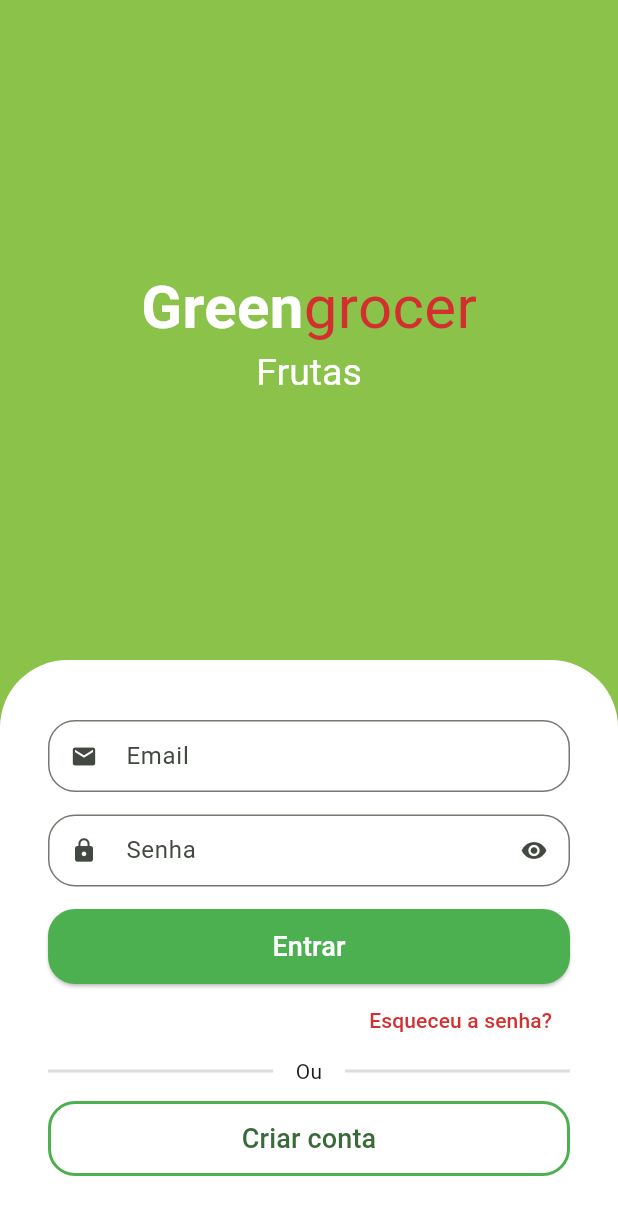
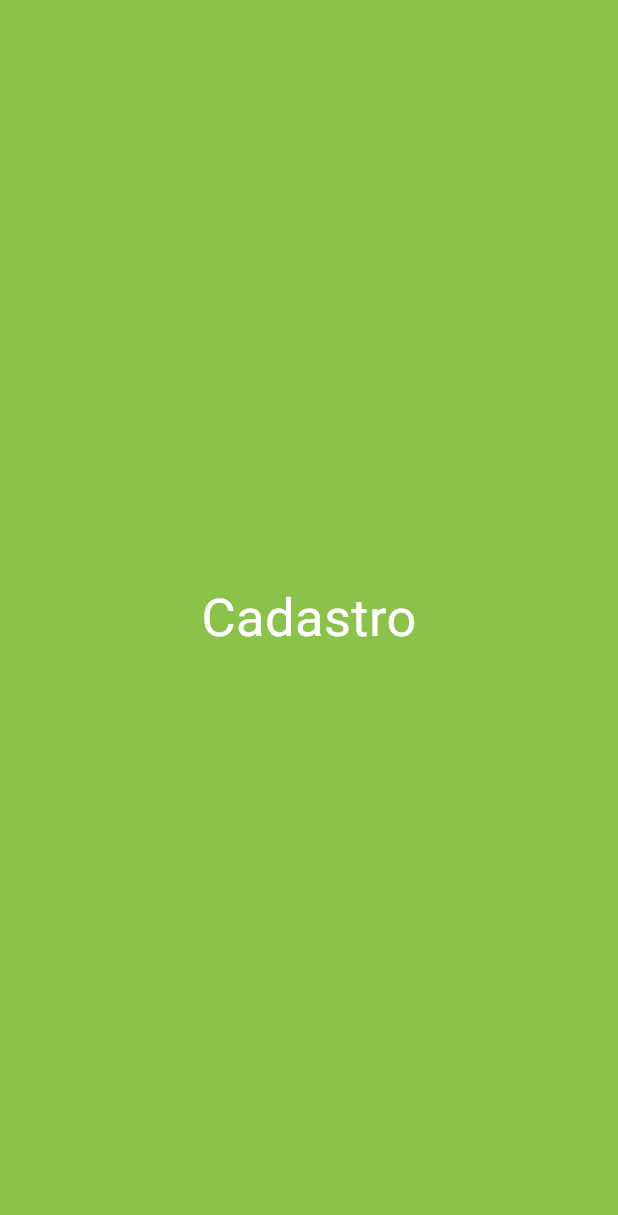
Before and after one commit to EduardoGomesSa/bluegrocer, a Flutter app: the screen it shows after launch, after a tap on "Criar conta", on a phone screen of 412 x 824 dp. Shown: the top 1215 px of the screen. Run offline on Flutter 3.47's test engine with Material 3 defaults, Android fonts, the phone set to English and light mode, and no system bars; drawn by our look-alikes of animated_text_kit.

Commit message:
criando o arquivo de cadastro

```diff
--- a/lib/src/auth/sign_in_screen.dart
+++ b/lib/src/auth/sign_in_screen.dart
@@ -1,5 +1,6 @@
 import 'package:animated_text_kit/animated_text_kit.dart';
 import 'package:bluegrocer/src/auth/components/custom_text_field.dart';
+import 'package:bluegrocer/src/auth/sign_up_screen.dart';
 import 'package:bluegrocer/src/config/custom_colors.dart';
 import 'package:flutter/material.dart';
 
@@ -24,26 +25,18 @@
                   children: [
                     // Nome do app
                     Text.rich(
-                      TextSpan(
-                        style: const TextStyle(
-                          fontSize: 40
-                        ),
-                        children: [
-                          const TextSpan(
+                      TextSpan(style: const TextStyle(fontSize: 40), children: [
+                        const TextSpan(
                             text: 'Green',
                             style: TextStyle(
                               color: Colors.white,
                               fontWeight: FontWeight.bold,
-                            )
-                          ),
-                          TextSpan(
+                            )),
+                        TextSpan(
                             text: 'grocer',
                             style: TextStyle(
-                              color: CustomColors.customContrastColor
-                            )
-                          )
-                        ]
-                      ),
+                                color: CustomColors.customContrastColor))
+                      ]),
                     ),
 
                     // Categorias
@@ -166,7 +159,15 @@
                               width: 2,
                               color: Colors.green,
                             )),
-                        onPressed: () {},
+                        onPressed: () {
+                          Navigator.of(context).push(
+                            MaterialPageRoute(
+                              builder: (c) {
+                                return const SignUpScreen();
+                              },
+                            ),
+                          );
+                        },
                         child: const Text(
                           'Criar conta',
                           style: TextStyle(
--- /dev/null
+++ b/lib/src/auth/sign_up_screen.dart
@@ -0,0 +1,32 @@
+import 'package:bluegrocer/src/config/custom_colors.dart';
+import 'package:flutter/material.dart';
+import 'package:flutter/widgets.dart';
+
+class SignUpScreen extends StatelessWidget {
+  const SignUpScreen({super.key});
+
+  @override
+  Widget build(BuildContext context) {
+    return Scaffold(
+      backgroundColor: CustomColors.customSwatchColor,
+      body: Column(
+        children: [
+          const Expanded(
+            child: Center(
+              child: Text(
+                'Cadastro',
+                style: TextStyle(
+                  color: Colors.white,
+                  fontSize: 35,
+                ),
+              ),
+            ),
+          ),
+
+          // Formulário
+          Container(),
+        ],
+      ),
+    );
+  }
+}
```
